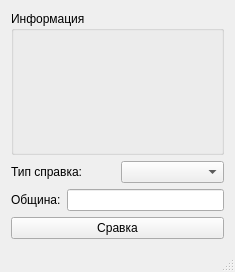
The window that Zeus_Said/mainwindow.ui (DiMasta/Zeus) describes before a commit, drawn with Qt 5.
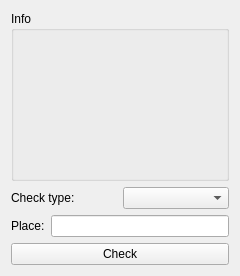
The same window after the commit.

The edit to the form file:
```diff
--- a/Zeus_Said/mainwindow.ui
+++ b/Zeus_Said/mainwindow.ui
@@ -6,8 +6,8 @@
    <rect>
     <x>0</x>
     <y>0</y>
-    <width>235</width>
-    <height>272</height>
+    <width>240</width>
+    <height>276</height>
    </rect>
   </property>
   <property name="windowTitle">
@@ -20,7 +20,7 @@
       <item row="0" column="0">
        <widget class="QGroupBox" name="groupBox">
         <property name="title">
-         <string>Информация</string>
+         <string>Info</string>
         </property>
        </widget>
       </item>
@@ -29,7 +29,7 @@
         <item>
          <widget class="QLabel" name="label_2">
           <property name="text">
-           <string>Тип справка:</string>
+           <string>Check type:</string>
           </property>
          </widget>
         </item>
@@ -43,7 +43,7 @@
         <item>
          <widget class="QLabel" name="label">
           <property name="text">
-           <string>Община:</string>
+           <string>Place:</string>
           </property>
          </widget>
         </item>
@@ -55,7 +55,7 @@
       <item row="3" column="0">
        <widget class="QPushButton" name="pushButton">
         <property name="text">
-         <string>Сравка</string>
+         <string>Check</string>
         </property>
        </widget>
       </item>
@@ -63,7 +63,6 @@
     </item>
    </layout>
   </widget>
-  <widget class="QStatusBar" name="statusBar"/>
  </widget>
  <layoutdefault spacing="6" margin="11"/>
  <resources/>
```
